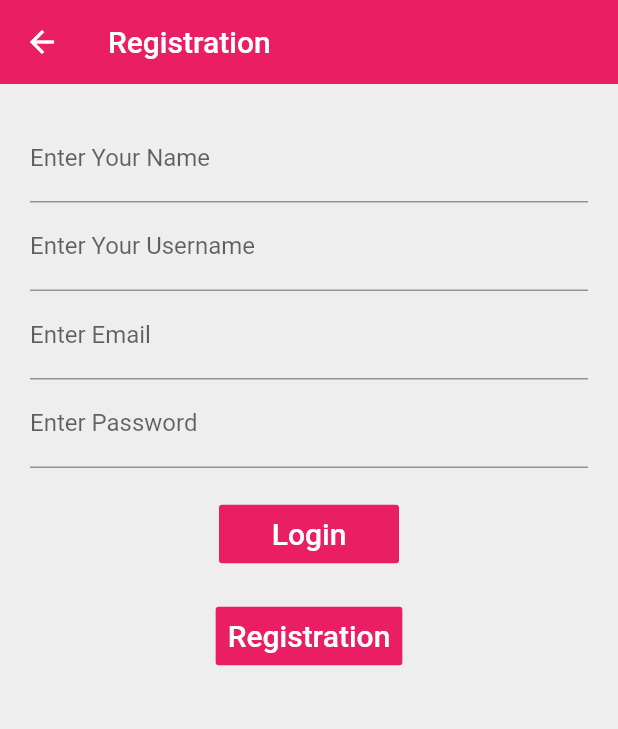
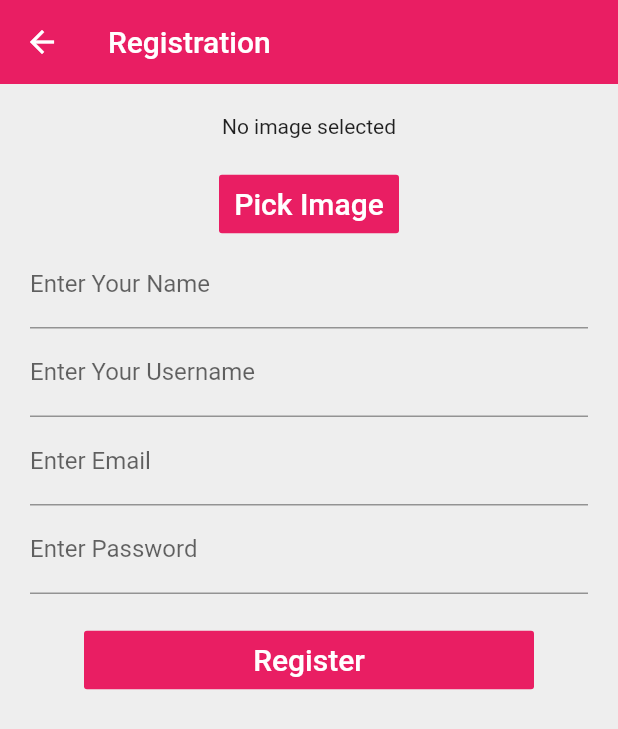
Before and after one commit to cgt-training/flutter_training_sample, a Flutter app: the screen it shows after launch, after a tap on "Login", after a tap on "Registration", on a phone screen of 412 x 824 dp. Shown: the top 729 px of the screen. Run offline on Flutter 3.47's test engine with Material 2 defaults, Android fonts, the phone set to English and light mode, and no system bars; our stand-ins replace image_picker.

Commit message:
created and validated the login, registration form

```diff
--- a/lib/FormsState/loginFormState.dart
+++ b/lib/FormsState/loginFormState.dart
@@ -1,8 +1,6 @@
 import 'package:flutter/material.dart';
 import 'package:flutter/painting.dart';
-
-// FormField
-import 'package:passwordfield/passwordfield.dart';
+import 'package:flutter/widgets.dart';
 
 // Form
 import 'package:flutter_training_app/Forms/loginForm.dart';
@@ -10,30 +8,48 @@ import 'package:flutter_training_app/Forms/loginForm.dart';
 // Validators
 import 'package:flutter_training_app/validators/textFieldValidators.dart';
 
-
-
 // Create a corresponding State class.
 // This class holds data related to the form.
 class LoginFormState extends State<LoginForm> {
   // Create a global key that uniquely identifies the Form widget
   // and allows validation of the form.
 
+  @override
+  void initState(){
+    super.initState();
+    print("inside initState");
+  }
+
   // Note: This is a GlobalKey<FormState>, not a GlobalKey<LoginFormState>.
   final _formKey = GlobalKey<FormState>();
+  FocusNode txtEmail = new FocusNode();
+  FocusNode txtPassword = new FocusNode();
 
   TextFieldValidators txtFieldValidators = new TextFieldValidators();
 
   // Summary: this function is called when we click on login button.
   void submitForm(){
+
     if (_formKey.currentState.validate()) {
       // If the form is valid, display a Snackbar.
-      Scaffold.of(context)
-          .showSnackBar(SnackBar(content: Text('Processing Data')));
+      Scaffold.of(context).showSnackBar(SnackBar(content: Text('Processing Data')));
     }
+  }
+
+  void validateOnFieldSubmitted(String value, String field) {
+
+    var validate = this.txtFieldValidators.validateFieldValue(value, field);
+//    if(validate == null){
+//      _formKey.currentState.validate();
+      FocusScope.of(context).requestFocus(txtPassword);
+//    }else{
+//      FocusScope.of(context).requestFocus(txtEmail);
+//    }
   }
 
   @override
   Widget build(BuildContext context) {
+    print("inside build");
     // Build a Form widget using the _formKey created above.
     return Form(
       key: _formKey,
@@ -47,20 +63,24 @@ class LoginFormState extends State<LoginForm> {
                         decoration: const InputDecoration(
                             labelText: 'Enter Email'
                         ),
+                        focusNode: txtEmail,
+                        keyboardType: TextInputType.emailAddress,
+                        onFieldSubmitted:(value) => this.validateOnFieldSubmitted(value, 'email'),
                         validator: (value) => this.txtFieldValidators.validateFieldValue(value, 'email')
                       ),
                       TextFormField(
                         decoration: const InputDecoration(
                             labelText: 'Enter Password'
                         ),
+                        focusNode: txtPassword,
                         obscureText: true,
                         validator: (value) => this.txtFieldValidators.validateFieldValue(value, 'password')
                       ),
                       Container(
                         margin: EdgeInsets.only(top: 20),
                         child: ButtonTheme(
-                          minWidth: 120,
-                          height:30,
+                          minWidth: 300,
+                          height:50,
                           child: FlatButton(
                             color: Colors.pink[500],
                             textColor: Colors.white,
@@ -80,8 +100,8 @@ class LoginFormState extends State<LoginForm> {
                       Container(
                         margin: EdgeInsets.only(top: 20),
                         child: ButtonTheme(
-                          minWidth: 120,
-                          height: 30,
+                          minWidth: 300,
+                          height: 50,
                           child: FlatButton(
                               color: Colors.pink[500],
                               textColor: Colors.white,
@@ -90,6 +110,7 @@ class LoginFormState extends State<LoginForm> {
                               padding: EdgeInsets.all(8.0),
                               splashColor: Colors.blueAccent,
                               onPressed: () {
+                                _formKey.currentState.reset();
                                 Navigator.pushNamed(context, '/registration');
                               },
                               child: Text(
--- a/lib/FormsState/registrationFormState.dart
+++ b/lib/FormsState/registrationFormState.dart
@@ -1,4 +1,9 @@
+//import 'dart:html';
+import 'dart:io';
 import 'package:flutter/material.dart';
+
+// Dependency Elements
+import 'package:image_picker/image_picker.dart';
 
 // Form
 import 'package:flutter_training_app/Forms/registrationForm.dart';
@@ -8,8 +13,46 @@ import 'package:flutter_training_app/validators/textFieldValidators.dart';
 
 class RegistrationFormState extends State<RegistrationForm>{
 
+    File _pickedImage;
     final _formKey = GlobalKey<FormState>();
     TextFieldValidators txtFieldValidators =new TextFieldValidators();
+
+    void submitForm(){
+
+        if(_pickedImage == null) {
+            this._pickImage();
+        }
+        if(_formKey.currentState.validate()) {
+            Scaffold.of(context).showSnackBar(SnackBar(content: Text('Processing data')));
+        }
+    }
+
+    void _pickImage() async {
+        final imageSource = await showDialog<ImageSource>(
+            context: context,
+            builder: (context) =>
+                AlertDialog(
+                    title: Text("Select the image source"),
+                    actions: <Widget>[
+                        MaterialButton(
+                            child: Text("Camera"),
+                            onPressed: () => Navigator.pop(context, ImageSource.camera),
+                        ),
+                        MaterialButton(
+                            child: Text("Gallery"),
+                            onPressed: () => Navigator.pop(context, ImageSource.gallery),
+                        )
+                    ],
+                )
+        );
+
+        if(imageSource != null) {
+            final file = await ImagePicker.pickImage(source: imageSource);
+            if(file != null) {
+                setState(() => _pickedImage = file as File);
+            }
+        }
+    }
 
     @override
     Widget build(BuildContext context) {
@@ -23,6 +66,33 @@ class RegistrationFormState extends State<RegistrationForm>{
                 // crossAxisAlignment: CrossAxisAlignment.start,
                 children: <Widget>[
 
+                    Center(
+                        child: Column(
+                            children: <Widget>[
+                                _pickedImage == null ? Text("No image selected"): Image(height: 100, width: 100, image: FileImage(_pickedImage)),
+                                Container(
+                                    margin: EdgeInsets.only(top: 20),
+                                    child: ButtonTheme(
+                                        minWidth: 120,
+                                        height: 30,
+                                        child: FlatButton(
+                                            color: Colors.pink[500],
+                                            textColor: Colors.white,
+                                            disabledColor: Colors.grey,
+                                            disabledTextColor: Colors.black,
+                                            padding: EdgeInsets.all(8.0),
+                                            splashColor: Colors.blueAccent,
+                                            onPressed:() => this._pickImage(),
+                                            child: Text(
+                                                'Pick Image',
+                                                style: TextStyle(fontSize: 20.0),
+                                            )
+                                        ),
+                                    ),
+                                )
+                            ],
+                        )
+                    ),
                     TextFormField(
                         decoration: const InputDecoration(
                             labelText: 'Enter Your Name'
@@ -51,7 +121,7 @@ class RegistrationFormState extends State<RegistrationForm>{
                     Container(
                         margin: EdgeInsets.only(top: 20),
                         child: ButtonTheme(
-                                minWidth: 120,
+                            minWidth: 300,
                             height:30,
                             child: FlatButton(
                                 color: Colors.pink[500],
@@ -60,40 +130,14 @@ class RegistrationFormState extends State<RegistrationForm>{
                                 disabledTextColor: Colors.black,
                                 padding: EdgeInsets.all(8.0),
                                 splashColor: Colors.blueAccent,
-
-                                    onPressed: (){
-
-                                    },
-//                                    => this.submitForm(),
+                                onPressed: ()=> this.submitForm(),
                                 child: Text(
-                                        "Login",
+                                    "Register",
                                     style: TextStyle(fontSize: 20.0),
                                 ),
                             ),
                         ),
                     ),
-                        Container(
-                            margin: EdgeInsets.only(top: 20),
-                            child: ButtonTheme(
-                                minWidth: 120,
-                                height: 30,
-                                child: FlatButton(
-                                    color: Colors.pink[500],
-                                    textColor: Colors.white,
-                                    disabledColor: Colors.grey,
-                                    disabledTextColor: Colors.black,
-                                    padding: EdgeInsets.all(8.0),
-                                    splashColor: Colors.blueAccent,
-                                    onPressed: () {
-                                        Navigator.pushNamed(context, '/registration');
-                                    },
-                                    child: Text(
-                                        'Registration',
-                                        style: TextStyle(fontSize: 20.0),
-                                    )
-                                ),
-                            ),
-                        )
                 ],
             ),
         )
--- a/pubspec.yaml
+++ b/pubspec.yaml
@@ -14,7 +14,7 @@ description: A new Flutter application.
 version: 1.0.0+1
 
 environment:
-  sdk: ">=2.1.0 <3.0.0"
+  sdk: ">=2.2.2 <3.0.0"
 
 dependencies:
   passwordfield: ^0.0.5
@@ -24,7 +24,7 @@ dependencies:
   # The following adds the Cupertino Icons font to your application.
   # Use with the CupertinoIcons class for iOS style icons.
   cupertino_icons: ^0.1.2
-
+  image_picker:
 dev_dependencies:
   flutter_test:
     sdk: flutter
```
Also changed, not shown: pubspec.lock. Lines whose indentation alone changed are shown as unchanged.
